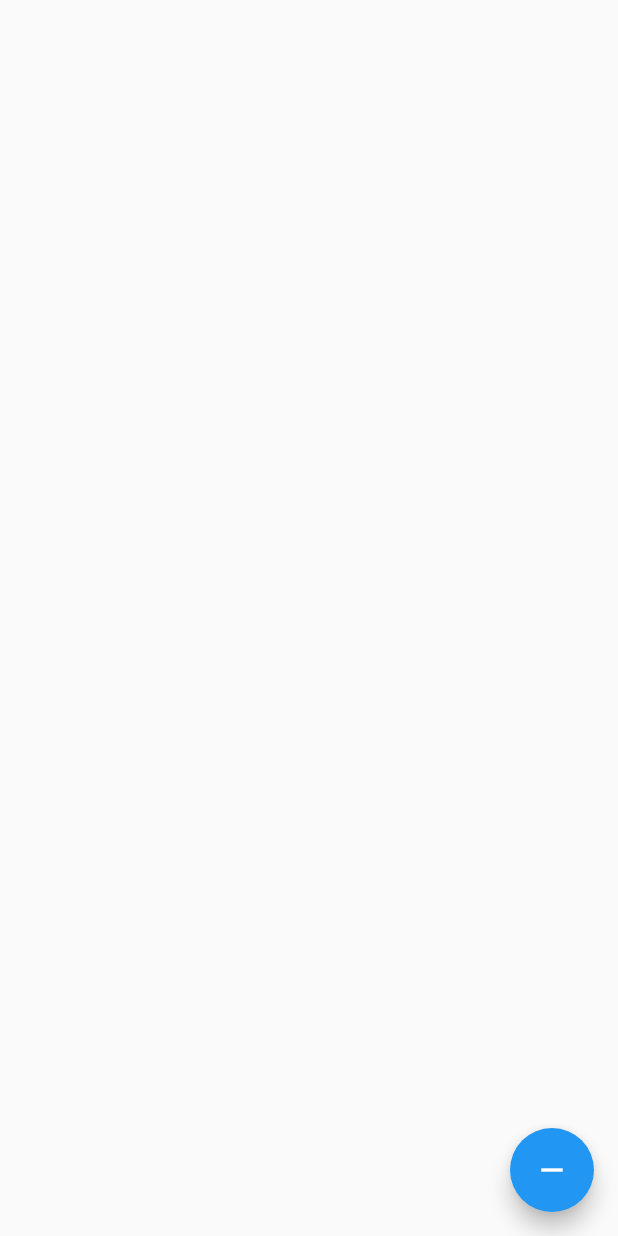
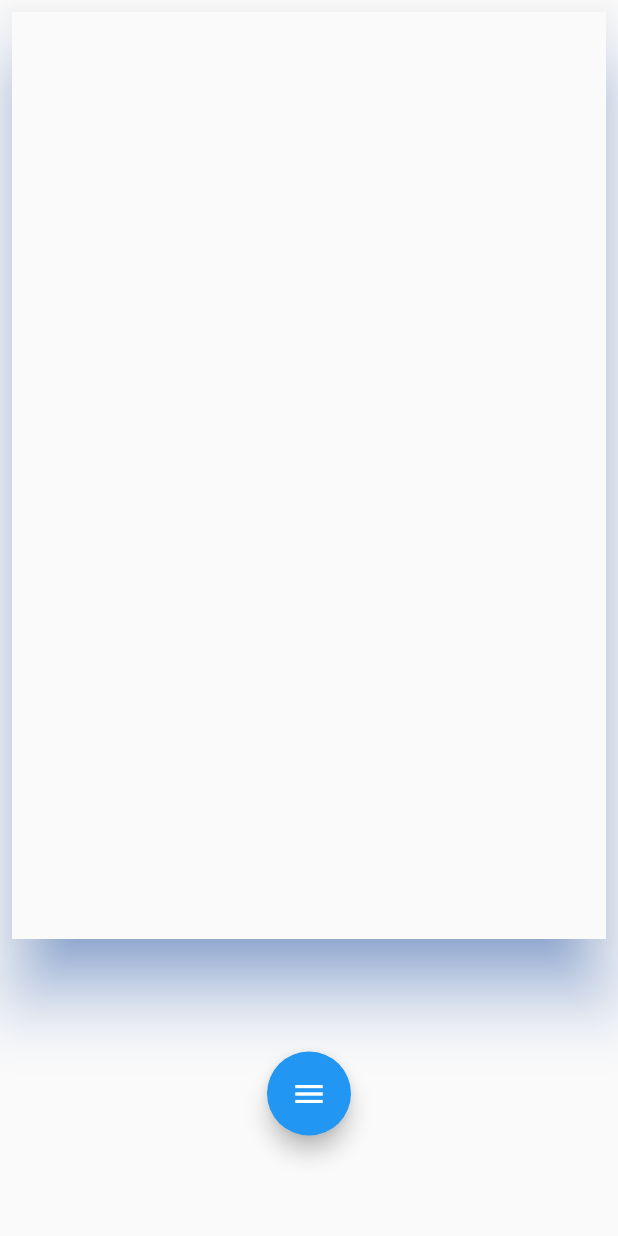
Before and after one commit to georgiani/Paint, a Flutter app: the screen it shows after launch, on a phone screen of 412 x 824 dp. Run offline on Flutter 3.47's test engine with Material 2 defaults, Android fonts, the phone set to English and light mode, and no system bars.

```diff
--- a/paint/lib/main.dart
+++ b/paint/lib/main.dart
@@ -1,7 +1,7 @@
-import 'dart:ui';
-
 import 'package:flutter/material.dart';
+import 'package:paint/menu.dart';
 import 'package:paint/paintModel.dart';
+import 'package:paint/paintPainter.dart';
 import 'package:scoped_model/scoped_model.dart';
 
 void main() {
@@ -19,67 +19,56 @@ class PaintApp extends StatelessWidget {
   }
 }
 
-class PaintAppMain extends StatefulWidget {
-  @override
-  _PaintAppMainState createState() => _PaintAppMainState();
-}
-
-class _PaintAppMainState extends State<PaintAppMain> {
-  final offsets = <Offset>[];
-
+class PaintAppMain extends StatelessWidget {
   @override
   Widget build(BuildContext context) {
-    return Scaffold(
-      body: Container(
-        child: GestureDetector(
-          onPanUpdate: (details) {
-            setState(() {
-              RenderBox drawingSpace = context.findRenderObject();
-              // found the reference object for translating the point
-              // from global to local
-              Offset localPos =
-                  drawingSpace.globalToLocal(details.globalPosition);
-              offsets.add(localPos);
-            });
-          },
-          onPanEnd: (details) {
-            offsets.add(null);
-          },
-          child: CustomPaint(
-            painter: PaintPainter(offset: offsets),
-            size: Size.infinite,
+    return ScopedModel<PaintModel>(
+      model: paintModel,
+      child: SafeArea(
+        child: Scaffold(
+          body: Container(
+            child: Column(
+              crossAxisAlignment: CrossAxisAlignment.center,
+              children: [
+                Flexible(
+                  flex: 4,
+                  child: Padding(
+                    padding: EdgeInsets.all(8.0),
+                    child: DrawingArea(),
+                  ),
+                ),
+                Menu(),
+              ],
+            ),
           ),
         ),
-      ),
-      floatingActionButton: FloatingActionButton(
-        onPressed: () {
-          offsets.clear();
-        },
-        child: Icon(Icons.remove),
       ),
     );
   }
 }
 
-class PaintPainter extends CustomPainter {
-  final offset;
-
-  PaintPainter({this.offset});
-
+class DrawingArea extends StatelessWidget {
   @override
-  void paint(Canvas canvas, Size size) {
-    Paint p = Paint()
-      ..color = Colors.black
-      ..strokeCap = StrokeCap.round
-      ..strokeWidth = 10.0;
-
-    for (int i = 0; i < offset.length - 1; i++) {
-      if (offset[i] != null && offset[i + 1] != null) {
-        canvas.drawLine(offset[i], offset[i + 1], p);
-      }
-    }
+  Widget build(BuildContext context) {
+    return ScopedModelDescendant<PaintModel>(
+      builder: (ctx, w, m) {
+        return GestureDetector(
+          onPanUpdate: (details) => paintModel.addGlobalToLocalOffset(
+              details.globalPosition, context, details),
+          onPanEnd: (details) {
+            paintModel.addOffset(null);
+          },
+          child: CustomPaint(
+            foregroundPainter: PaintPainter(),
+            child: Material(
+              elevation: 20,
+              shadowColor: Colors.blueAccent,
+              child: Container(),
+              shape: ContinuousRectangleBorder(),
+            ),
+          ),
+        );
+      },
+    );
   }
-
-  @override
-  bool shouldRepaint(CustomPainter oldDelegate) => true;
 }
--- /dev/null
+++ b/paint/lib/menu.dart
@@ -0,0 +1,138 @@
+import 'package:flutter/material.dart';
+import 'package:scoped_model/scoped_model.dart';
+import 'paintModel.dart';
+
+class Menu extends StatefulWidget {
+  @override
+  _MenuState createState() => _MenuState();
+}
+
+class _MenuState extends State<Menu> with TickerProviderStateMixin {
+  @override
+  void initState() {
+    super.initState();
+    paintModel.animContr = AnimationController(
+      vsync: this,
+      duration: Duration(
+        milliseconds: 400,
+      ),
+    );
+
+    // paintModel.openAnim =
+    //     Tween<double>(begin: 0, end: 1).animate(paintModel.animContr);
+
+    paintModel.openAnim = CurvedAnimation(
+      curve: Curves.elasticInOut,
+      parent: paintModel.animContr,
+    );
+  }
+
+  @override
+  void dispose() {
+    paintModel.animContr.dispose();
+    super.dispose();
+  }
+
+  @override
+  Widget build(BuildContext context) {
+    return ScopedModelDescendant<PaintModel>(
+      builder: (ctx, w, m) {
+        return Padding(
+          padding: EdgeInsets.all(20.0),
+          child: Stack(
+            alignment: Alignment.center,
+            children: [
+              ColorButton(Colors.red, -1, 0),
+              ColorButton(Colors.blueAccent, 1, 0),
+              ColorButton(Colors.greenAccent, -1, -1),
+              ColorButton(Colors.black, 1, -1),
+              IgnorePointer(
+                child: Container(
+                  color: Colors.transparent, // comment or change to transparent color
+                  height: 150,
+                  width: 150,
+                ),
+              ),
+              Delete(),
+              MenuOpen(),
+            ],
+          ),
+        );
+      },
+    );
+  }
+}
+
+class ColorButton extends StatelessWidget {
+  final Color color;
+  final int yDir;
+  final int xDir;
+
+  ColorButton(this.color, this.xDir, this.yDir);
+
+  @override
+  Widget build(BuildContext context) {
+    return AnimatedBuilder(
+      animation: paintModel.openAnim,
+      builder: (ctx, w) {
+        return Transform(
+          transform: Matrix4.identity()
+            ..translate(paintModel.openAnim.value * xDir * 70.0,
+                paintModel.openAnim.value * yDir * 70.0),
+          child: IconButton(
+            icon: Icon(Icons.color_lens),
+            color: color,
+            enableFeedback: true,
+            iconSize: 30,
+            onPressed: () {
+              paintModel.animContr.reverse();
+              paintModel.toggleMenu();
+              paintModel.currentColor = color;
+            },
+          ),
+        );
+      },
+    );
+  }
+}
+
+class Delete extends StatelessWidget {
+  @override
+  Widget build(BuildContext context) {
+    return AnimatedBuilder(
+      animation: paintModel.openAnim,
+      builder: (ctx, w) {
+        return Transform.translate(
+          offset: Offset(0, paintModel.openAnim.value * -70),
+          child: IconButton(
+            alignment: Alignment.center,
+            icon: Icon(Icons.delete),
+            color: Colors.redAccent,
+            enableFeedback: true,
+            iconSize: 30,
+            onPressed: () {
+              paintModel.animContr.reverse();
+              paintModel.toggleMenu();
+              paintModel.offsets.clear();
+            },
+          ),
+        );
+      },
+    );
+  }
+}
+
+class MenuOpen extends StatelessWidget {
+  @override
+  Widget build(BuildContext context) {
+    return FloatingActionButton(
+      onPressed: () {
+        paintModel.menuOpen
+            ? paintModel.animContr.reverse()
+            : paintModel.animContr.forward();
+        paintModel.toggleMenu();
+      },
+      child: Icon(Icons.menu),
+    );
+  }
+}
--- a/paint/lib/paintModel.dart
+++ b/paint/lib/paintModel.dart
@@ -1,12 +1,55 @@
 import 'package:flutter/material.dart';
 import 'package:scoped_model/scoped_model.dart';
 
+class ColorPoint {
+  Offset offs;
+  Color col;
+
+  ColorPoint(this.offs, this.col);
+}
+
 class PaintModel extends Model {
-  int _paintMode = 0;
+  List<ColorPoint> _offsets = List<ColorPoint>();
+  bool _menuOpen = false;
+  Color _currentColor = Colors.black;
+  AnimationController animContr;
+  Animation openAnim;
 
-  get paintMode => _paintMode;
-  set paintMode(int value) {
-    _paintMode = value;
+  // Getters
+  get offsets => _offsets;
+  get menuOpen => _menuOpen;
+  get currentColor => _currentColor;
+
+  // Setters
+  set currentColor(col) {
+    _currentColor = col;
+    notifyListeners();
+  }
+
+  void clearOffsets() {
+    _offsets.clear();
+    notifyListeners();
+  }
+
+  void addOffset(Offset off) {
+    _offsets.add(ColorPoint(off, this.currentColor));
+    notifyListeners();
+  }
+
+  void addGlobalToLocalOffset(off, context, details) {
+    RenderBox drawingSpace = context.findRenderObject();
+    // found the reference object for translating the point
+    // from global to local
+    Offset localPos = drawingSpace.globalToLocal(details.globalPosition);
+    if (localPos.dy <= drawingSpace.size.height &&
+        localPos.dy >= 0 &&
+        localPos.dx <= drawingSpace.size.width &&
+        localPos.dx >= 0) addOffset(localPos);
+    notifyListeners();
+  }
+
+  void toggleMenu() {
+    _menuOpen = !_menuOpen;
     notifyListeners();
   }
 }
--- /dev/null
+++ b/paint/lib/paintPainter.dart
@@ -0,0 +1,22 @@
+import 'package:flutter/material.dart';
+import 'paintModel.dart';
+
+class PaintPainter extends CustomPainter {
+  @override
+  void paint(Canvas canvas, Size size) {
+
+    for (int i = 0; i < paintModel.offsets.length - 1; i++) {
+      if (paintModel.offsets[i].offs != null && paintModel.offsets[i + 1].offs != null) {
+        Paint p1 = Paint()
+        ..color = paintModel.offsets[i].col
+        ..strokeCap = StrokeCap.round
+        ..strokeWidth = 10.0;
+
+        canvas.drawLine(paintModel.offsets[i].offs, paintModel.offsets[i + 1].offs, p1);
+      }
+    }
+  }
+
+  @override
+  bool shouldRepaint(PaintPainter oldDelegate) => true;
+}
```
Also changed, not shown: 3 other files.
